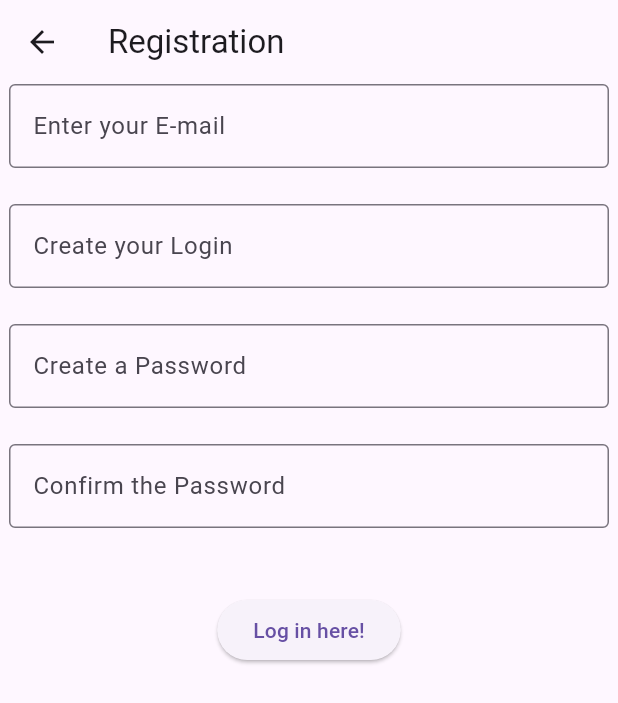
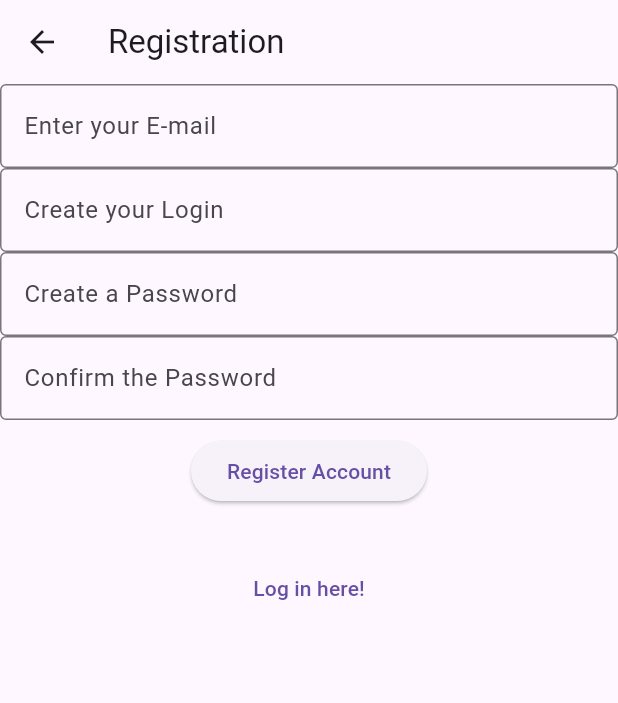
Before and after one commit to NikiNin7044/auth_and_regi, a Flutter app: the screen it shows after launch, after a tap on "Register here!", on a phone screen of 412 x 824 dp. Shown: the top 703 px of the screen. Run offline on Flutter 3.47's test engine with Material 3 defaults, Android fonts, the phone set to English and light mode, and no system bars.

Commit message:
final version

```diff
--- a/lib/main.dart
+++ b/lib/main.dart
@@ -12,28 +12,33 @@ class Autho extends StatelessWidget {
 
   @override
   Widget build(BuildContext context) {
-    return Scaffold(
+    return Scaffold(resizeToAvoidBottomInset: false,
       appBar: AppBar(
         title: const Text('Authorization'),
       ),
-      body: Center(
-        child: Column(children: [
-        const SizedBox(width: 400, height: 80, child: TextField(
+      body: SingleChildScrollView(
+        child: Center(
+            child: Column(
+            children: [
+            const TextField(
                   decoration: InputDecoration(
                     border: OutlineInputBorder(),
                     hintText: 'Enter your Login',
                    ),
                  ),
-          ),
-        const SizedBox(width: 400, height: 80, child: TextField(
+            const TextField(
                   decoration: InputDecoration(
                     border: OutlineInputBorder(),
                     hintText: 'Enter your Password',
                     ),
                  ),
+            Container(height: 10,),
+            ElevatedButton(
+                child: const Text('Enter Account'),
+                onPressed: () {},
               ),
-        Container(height: 20,),
-        ElevatedButton(
+            Container(height: 30,),
+            TextButton(
                 child: const Text('Register here!'),
                 onPressed: () {
                   Navigator.push(
@@ -45,6 +50,7 @@ class Autho extends StatelessWidget {
             ],
                   ),
           ),
+      ),
     );
   }
 }
@@ -54,42 +60,45 @@ class Regi extends StatelessWidget {
 
   @override
   Widget build(BuildContext context) {
-    return Scaffold(
+    return Scaffold(resizeToAvoidBottomInset: true,
       appBar: AppBar(
         title: const Text('Registration'),
       ),
-      body: Center(
-        child: Column(children: [
-          const SizedBox(width: 400, height: 80, child: TextField(
+      body: SingleChildScrollView(
+        child: Center(
+              child: Column(
+              children: [
+                  const TextField(
                     decoration: InputDecoration(
                       border: OutlineInputBorder(),
                       hintText: 'Enter your E-mail',
                       ),
                     ),
-          ),
-        const SizedBox(width: 400, height: 80, child: TextField(
+                const TextField(
                     decoration: InputDecoration(
                       border: OutlineInputBorder(),
                       hintText: 'Create your Login',
                      ),
                     ),
-          ),
-        const SizedBox(width: 400, height: 80, child: TextField(
+                const TextField(
                     decoration: InputDecoration(
                       border: OutlineInputBorder(),
                       hintText: 'Create a Password',
                      ),
                     ),
-          ),
-          const SizedBox(width: 400, height: 80, child: TextField(
+                  const TextField(
                     decoration: InputDecoration(
                       border: OutlineInputBorder(),
                       hintText: 'Confirm the Password',
                       ),
                     ),
+                Container(height: 10,),
+                ElevatedButton(
+                  onPressed: () {},
+                  child: const Text('Register Account'),
                 ),
-        Container(height: 20,),
-        ElevatedButton(
+                Container(height: 30,),
+                TextButton(
                   onPressed: () {
                     Navigator.pop(context);
                   },
@@ -98,6 +107,7 @@ class Regi extends StatelessWidget {
                 ],
                 ),
           ),
+      ),
     );
   }
 }
```
Lines whose indentation alone changed are shown as unchanged.
